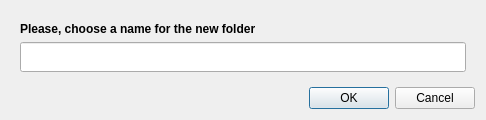
The window that gaolib/ui/newfolderdialog.ui (GaoShanPictures/GAOLIB) describes before a commit, drawn with Qt 5.
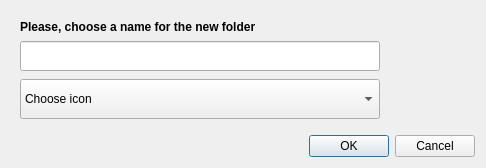
The same window after the commit. Icons and pictures are not drawn.

Commit message: added choose folder icon when creating new folder

Patch:
```diff
--- a/gaolib/ui/newfolderdialog.ui
+++ b/gaolib/ui/newfolderdialog.ui
@@ -7,7 +7,7 @@
     <x>0</x>
     <y>0</y>
     <width>486</width>
-    <height>120</height>
+    <height>163</height>
    </rect>
   </property>
   <property name="windowTitle">
@@ -250,8 +250,8 @@
   <layout class="QVBoxLayout" name="verticalLayout">
    <item>
     <widget class="QWidget" name="widget" native="true">
-     <layout class="QVBoxLayout" name="verticalLayout_2">
-      <item>
+     <layout class="QGridLayout" name="gridLayout">
+      <item row="0" column="0">
        <widget class="QLabel" name="label">
         <property name="maximumSize">
          <size>
@@ -270,7 +270,7 @@
         </property>
        </widget>
       </item>
-      <item>
+      <item row="1" column="0">
        <widget class="QLineEdit" name="lineEdit">
         <property name="minimumSize">
          <size>
@@ -285,6 +285,40 @@
         </property>
        </widget>
       </item>
+      <item row="2" column="0">
+       <widget class="QComboBox" name="iconComboBox">
+        <property name="minimumSize">
+         <size>
+          <width>0</width>
+          <height>40</height>
+         </size>
+        </property>
+        <item>
+         <property name="text">
+          <string>Choose icon</string>
+         </property>
+        </item>
+       </widget>
+      </item>
+      <item row="1" column="1" rowspan="2">
+       <widget class="QLabel" name="iconLabel">
+        <property name="minimumSize">
+         <size>
+          <width>80</width>
+          <height>80</height>
+         </size>
+        </property>
+        <property name="maximumSize">
+         <size>
+          <width>80</width>
+          <height>80</height>
+         </size>
+        </property>
+        <property name="text">
+         <string/>
+        </property>
+       </widget>
+      </item>
      </layout>
     </widget>
    </item>
```
The commit also changes 17 other files.
